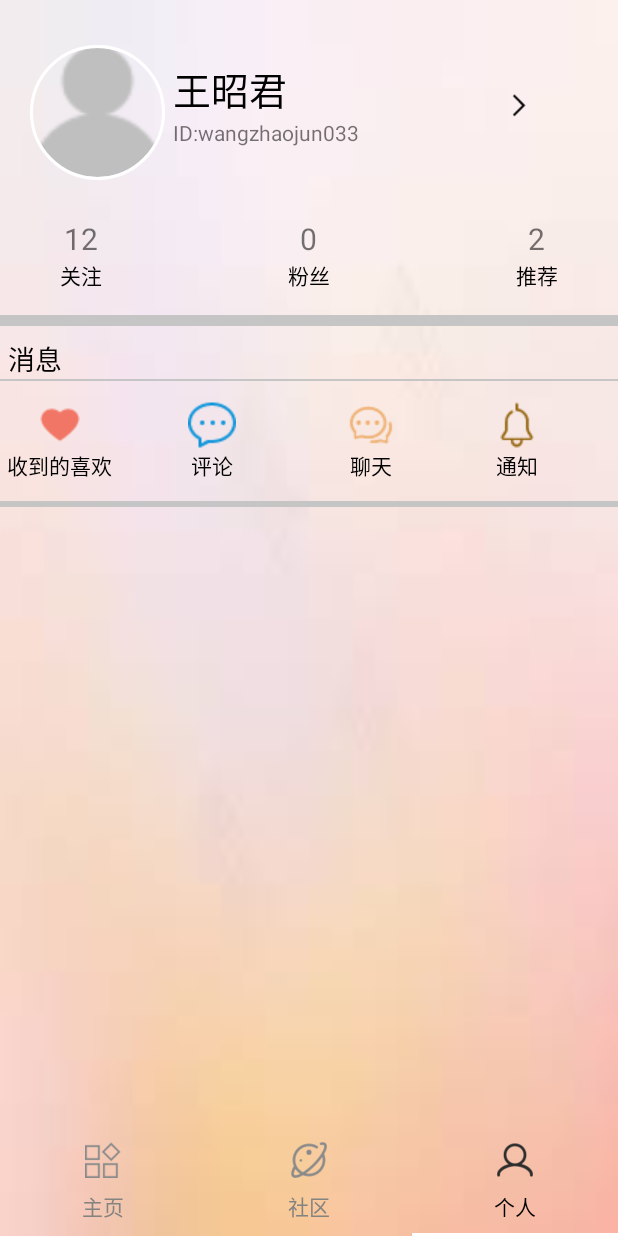
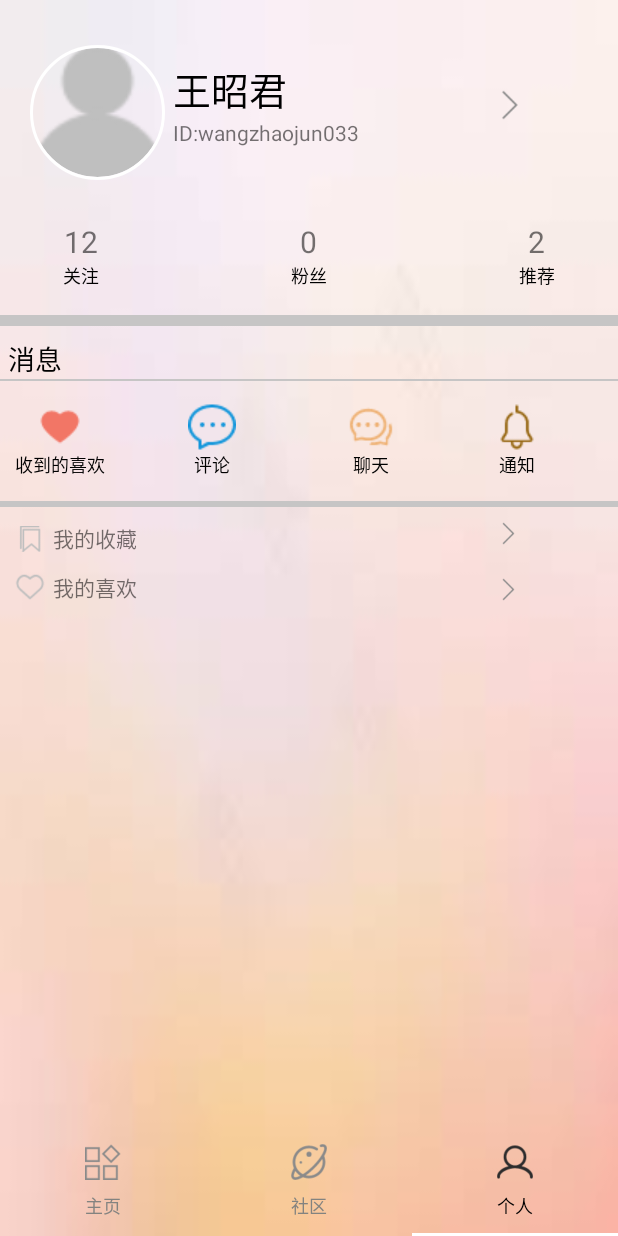
Before and after one commit to zhongshiyi/TheMagicalBrush, an Android app: the screen it shows after launch (MainActivity), item 3 of the bottom bar chosen, on a phone screen of 412 x 824 dp. Run offline under Robolectric (Android 15) with nearby library versions, the phone set to English and light mode, and no system bars; our stand-ins replace CircleImageView.

Commit message:
完善个人用户界面

```diff
--- a/app/src/main/res/layout/activity_main.xml
+++ b/app/src/main/res/layout/activity_main.xml
@@ -23,6 +23,7 @@
             app:tabGravity="fill"
             app:tabIndicatorColor="@android:color/white"
             app:tabMode="fixed"
+            app:tabTextAppearance="@style/TabLayoutTextSize"
             app:tabSelectedTextColor="#000000"
             app:tabTextColor="#838380" />
     </LinearLayout>
--- a/app/src/main/res/layout/fragment_user.xml
+++ b/app/src/main/res/layout/fragment_user.xml
@@ -49,7 +49,7 @@
         <ImageView
             android:layout_width="20dp"
             android:layout_height="20dp"
-            android:layout_marginLeft="75dp"
+            android:layout_marginLeft="70dp"
             android:layout_marginTop="30dp"
             android:src="@drawable/right" />
 
@@ -81,7 +81,7 @@
                 android:layout_height="wrap_content"
                 android:text="关注"
                 android:textColor="@android:color/black"
-                android:textSize="14dp" />
+                android:textSize="12dp" />
 
         </LinearLayout>
 
@@ -104,7 +104,7 @@
                 android:layout_height="wrap_content"
                 android:text="粉丝"
                 android:textColor="@android:color/black"
-                android:textSize="14dp" />
+                android:textSize="12dp" />
 
         </LinearLayout>
 
@@ -129,7 +129,7 @@
                 android:layout_height="wrap_content"
                 android:text="推荐"
                 android:textColor="@android:color/black"
-                android:textSize="14dp" />
+                android:textSize="12dp" />
 
         </LinearLayout>
 
@@ -138,21 +138,21 @@
     <View
         android:layout_width="match_parent"
         android:layout_height="7dp"
-        android:background="#c6c5c5"/>
+        android:background="#c6c5c5" />
 
     <TextView
-        android:layout_marginTop="8dp"
-        android:layout_marginLeft="5dp"
         android:layout_width="wrap_content"
         android:layout_height="wrap_content"
+        android:layout_marginLeft="5dp"
+        android:layout_marginTop="8dp"
         android:text="消息"
-        android:textSize="18sp"
-        android:textColor="@android:color/black"/>
+        android:textColor="@android:color/black"
+        android:textSize="18sp" />
 
     <View
         android:layout_width="match_parent"
         android:layout_height="1dp"
-        android:background="#c6c5c5"/>
+        android:background="#c6c5c5" />
 
     <RelativeLayout
         android:layout_width="match_parent"
@@ -177,7 +177,7 @@
                 android:layout_height="wrap_content"
                 android:text="收到的喜欢"
                 android:textColor="@android:color/black"
-                android:textSize="14dp" />
+                android:textSize="12dp" />
 
         </LinearLayout>
 
@@ -204,7 +204,7 @@
                 android:layout_height="wrap_content"
                 android:text="评论"
                 android:textColor="@android:color/black"
-                android:textSize="14dp" />
+                android:textSize="12dp" />
 
         </LinearLayout>
 
@@ -229,7 +229,7 @@
                 android:layout_height="wrap_content"
                 android:text="聊天"
                 android:textColor="@android:color/black"
-                android:textSize="14dp" />
+                android:textSize="12dp" />
 
         </LinearLayout>
 
@@ -254,7 +254,7 @@
                 android:layout_height="wrap_content"
                 android:text="通知"
                 android:textColor="@android:color/black"
-                android:textSize="14dp" />
+                android:textSize="12dp" />
 
         </LinearLayout>
 
@@ -263,6 +263,67 @@
     <View
         android:layout_width="match_parent"
         android:layout_height="4dp"
-        android:background="#c6c5c5"/>
+        android:background="#c6c5c5" />
+
+    <LinearLayout
+        android:layout_marginLeft="10dp"
+        android:layout_width="match_parent"
+        android:layout_height="wrap_content"
+        android:gravity="left"
+        android:orientation="horizontal">
+
+        <ImageView
+            android:layout_marginTop="5dp"
+            android:layout_width="20dp"
+            android:layout_height="wrap_content"
+            android:src="@drawable/collect"
+
+            />
+
+        <TextView
+            android:layout_marginLeft="5dp"
+            android:layout_marginTop="10dp"
+            android:layout_width="wrap_content"
+            android:layout_height="wrap_content"
+            android:text="我的收藏"/>
+
+        <ImageView
+            android:layout_width="15dp"
+            android:layout_height="15dp"
+            android:layout_marginLeft="240dp"
+            android:layout_marginTop="10dp"
+            android:src="@drawable/right" />
+
+    </LinearLayout>
+
+    <LinearLayout
+        android:layout_marginLeft="10dp"
+        android:layout_width="match_parent"
+        android:layout_height="wrap_content"
+        android:gravity="left"
+        android:orientation="horizontal">
+
+        <ImageView
+            android:layout_width="20dp"
+            android:layout_height="wrap_content"
+            android:src="@drawable/mylove"
+            android:layout_marginBottom="10dp"
+            />
+
+        <TextView
+            android:layout_marginLeft="5dp"
+            android:layout_marginTop="5dp"
+            android:layout_width="wrap_content"
+            android:layout_height="wrap_content"
+            android:text="我的喜欢"/>
+
+        <ImageView
+            android:layout_width="15dp"
+            android:layout_height="15dp"
+            android:layout_marginLeft="240dp"
+            android:layout_marginTop="10dp"
+            android:src="@drawable/right" />
+
+    </LinearLayout>
 
 </LinearLayout>
--- a/app/src/main/res/values/styles.xml
+++ b/app/src/main/res/values/styles.xml
@@ -16,4 +16,9 @@
         <item name="android:windowContentOverlay">@null</item><!--分割线-->
     </style>
 
+    //TabLayout的字体大小
+    <style name="TabLayoutTextSize">
+        <item name="android:textSize">12dp</item>
+    </style>
+
 </resources>
```
Also changed, not shown: app/src/main/res/drawable/collect.png (added), app/src/main/res/drawable/mylove.png (added), app/src/main/res/drawable/right.png.
